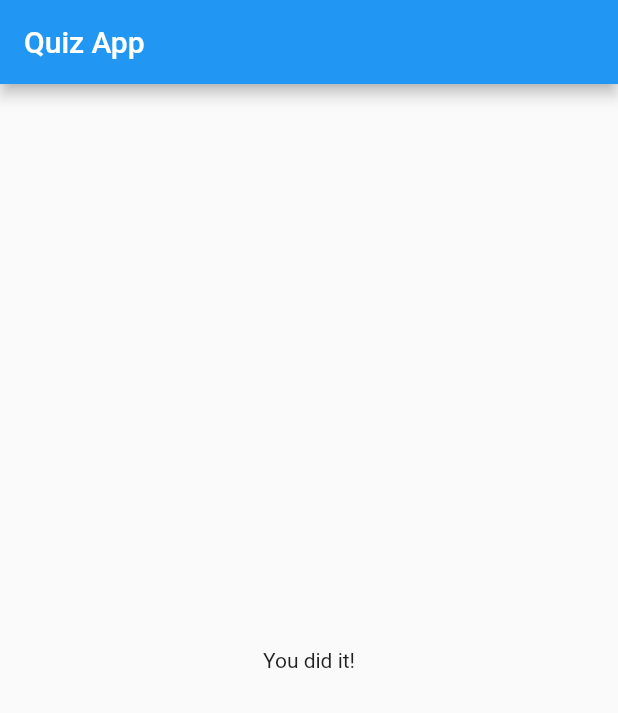
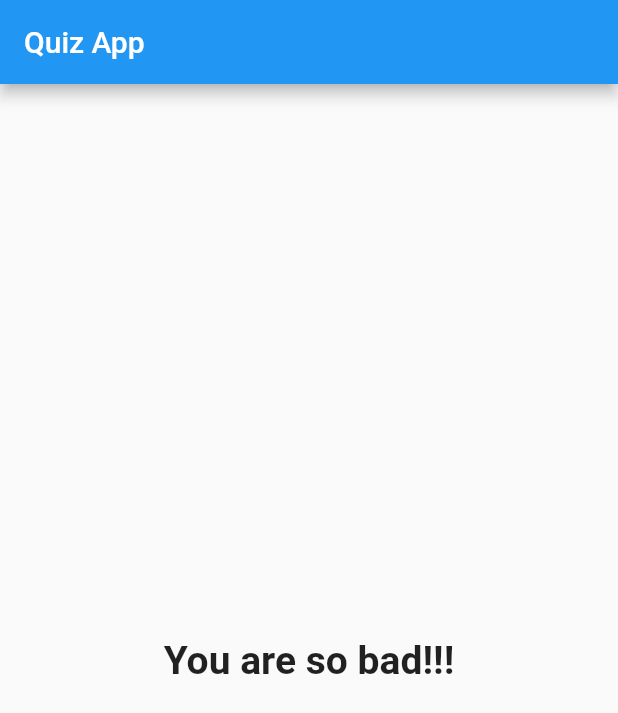
Before and after one commit to Belchenkov/quiz_flutter, a Flutter app: the screen it shows after launch, after a tap on "Black", after a tap on "Snake", after a tap on "JavaScript", on a phone screen of 412 x 824 dp. Shown: the top 713 px of the screen. Run offline on Flutter 3.47's test engine with Material 2 defaults, Android fonts, the phone set to English and light mode, and no system bars.

Commit message:
Show result case total score

```diff
--- a/lib/main.dart
+++ b/lib/main.dart
@@ -73,7 +73,7 @@ class _MyAppState extends State<MyApp> {
                 questions: _questions,
                 questionIndex: _questionIndex
             )
-            : Result(),
+            : Result(_totalScore),
       ),
     );
   }
--- a/lib/result.dart
+++ b/lib/result.dart
@@ -1,10 +1,34 @@
 import 'package:flutter/material.dart';
 
 class Result extends StatelessWidget {
+  final int resultScore;
+
+  Result(this.resultScore);
+
+  String get resultPhrase {
+    String resultText;
+
+    if (resultScore <= 8) {
+      resultText = 'You are awesome and innocent!';
+    } else if (resultScore <= 12) {
+      resultText = 'Pretty likeable!';
+    } else if (resultScore <= 16) {
+      resultText = 'You are ... some strange?!';
+    } else {
+      resultText = 'You are so bad!!!';
+    }
+
+    return resultText;
+  }
+
   @override
   Widget build(BuildContext context) {
     return Center(
-        child: Text('You did it!')
+        child: Text(
+          resultPhrase,
+          style: TextStyle(fontSize: 26, fontWeight: FontWeight.bold,),
+          textAlign: TextAlign.center,
+        )
     );
   }
 }
```
